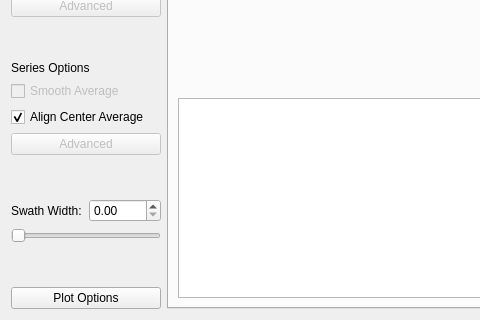
Before: the Qt Designer form resources/cardMainWidget.ui in gill14/AccuPatt, drawn with Qt 5; both pictures show x 0 to 480 and y 280 to 600 of the 1100 by 600 pixel window.
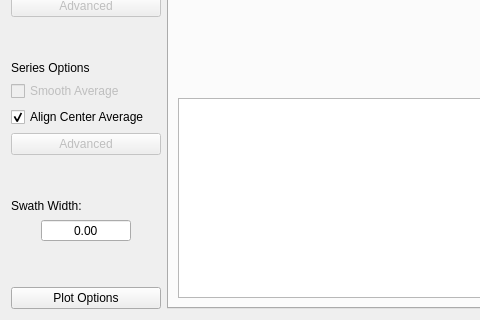
After: the same form once the commit is applied. Custom widgets are drawn as their Qt base class.

Commit message: Clean up swath spinbox and remove corresponding slider

```diff
--- a/resources/cardMainWidget.ui
+++ b/resources/cardMainWidget.ui
@@ -13,7 +13,7 @@
   <property name="windowTitle">
    <string>Form</string>
   </property>
-  <layout class="QHBoxLayout" name="horizontalLayout">
+  <layout class="QHBoxLayout" name="horizontalLayout" stretch="0,1">
    <item>
     <layout class="QVBoxLayout" name="verticalLayout_4">
      <item>
@@ -186,26 +186,69 @@
        </property>
       </spacer>
      </item>
+     <item>
+      <widget class="QLabel" name="label_37">
+       <property name="sizePolicy">
+        <sizepolicy hsizetype="Preferred" vsizetype="Preferred">
+         <horstretch>0</horstretch>
+         <verstretch>0</verstretch>
+        </sizepolicy>
+       </property>
+       <property name="text">
+        <string>Swath Width:</string>
+       </property>
+       <property name="alignment">
+        <set>Qt::AlignLeading|Qt::AlignLeft|Qt::AlignVCenter</set>
+       </property>
+      </widget>
+     </item>
      <item>
       <layout class="QHBoxLayout" name="horizontalLayout_3">
        <item>
-        <widget class="QLabel" name="label_37">
+        <widget class="QToolButton" name="buttonSwathMinus">
          <property name="sizePolicy">
-          <sizepolicy hsizetype="Preferred" vsizetype="Preferred">
+          <sizepolicy hsizetype="Fixed" vsizetype="Fixed">
            <horstretch>0</horstretch>
            <verstretch>0</verstretch>
           </sizepolicy>
          </property>
+         <property name="minimumSize">
+          <size>
+           <width>24</width>
+           <height>24</height>
+          </size>
+         </property>
+         <property name="maximumSize">
+          <size>
+           <width>24</width>
+           <height>24</height>
+          </size>
+         </property>
+         <property name="toolTip">
+          <string>Decrease Swath Width</string>
+         </property>
          <property name="text">
-          <string>Swath Width:</string>
+          <string/>
          </property>
-         <property name="alignment">
-          <set>Qt::AlignLeading|Qt::AlignLeft|Qt::AlignVCenter</set>
+         <property name="autoRaise">
+          <bool>true</bool>
          </property>
         </widget>
        </item>
        <item>
         <widget class="QDoubleSpinBox" name="spinBoxSwathAdjusted">
+         <property name="sizePolicy">
+          <sizepolicy hsizetype="Expanding" vsizetype="Fixed">
+           <horstretch>0</horstretch>
+           <verstretch>0</verstretch>
+          </sizepolicy>
+         </property>
+         <property name="buttonSymbols">
+          <enum>QAbstractSpinBox::NoButtons</enum>
+         </property>
+         <property name="alignment">
+          <set>Qt::AlignCenter</set>
+         </property>
          <property name="specialValueText">
           <string/>
          </property>
@@ -220,27 +263,39 @@
          </property>
         </widget>
        </item>
+       <item>
+        <widget class="QToolButton" name="buttonSwathPlus">
+         <property name="sizePolicy">
+          <sizepolicy hsizetype="Fixed" vsizetype="Fixed">
+           <horstretch>0</horstretch>
+           <verstretch>0</verstretch>
+          </sizepolicy>
+         </property>
+         <property name="minimumSize">
+          <size>
+           <width>24</width>
+           <height>24</height>
+          </size>
+         </property>
+         <property name="maximumSize">
+          <size>
+           <width>24</width>
+           <height>24</height>
+          </size>
+         </property>
+         <property name="toolTip">
+          <string>Increase Swath Width</string>
+         </property>
+         <property name="text">
+          <string/>
+         </property>
+         <property name="autoRaise">
+          <bool>true</bool>
+         </property>
+        </widget>
+       </item>
       </layout>
      </item>
-     <item>
-      <widget class="QSlider" name="sliderSimulatedSwath">
-       <property name="sizePolicy">
-        <sizepolicy hsizetype="Preferred" vsizetype="Fixed">
-         <horstretch>0</horstretch>
-         <verstretch>0</verstretch>
-        </sizepolicy>
-       </property>
-       <property name="maximumSize">
-        <size>
-         <width>150</width>
-         <height>16777215</height>
-        </size>
-       </property>
-       <property name="orientation">
-        <enum>Qt::Horizontal</enum>
-       </property>
-      </widget>
-     </item>
      <item>
       <spacer name="verticalSpacer_3">
        <property name="orientation">
```
The commit also changes 2 other files.
